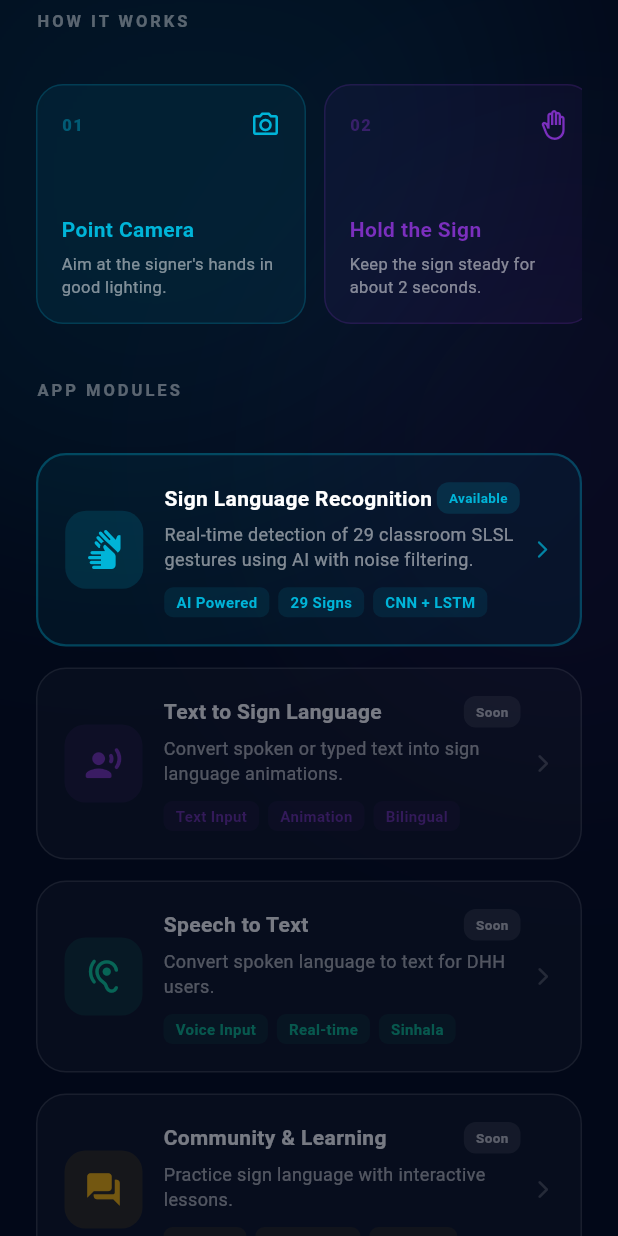
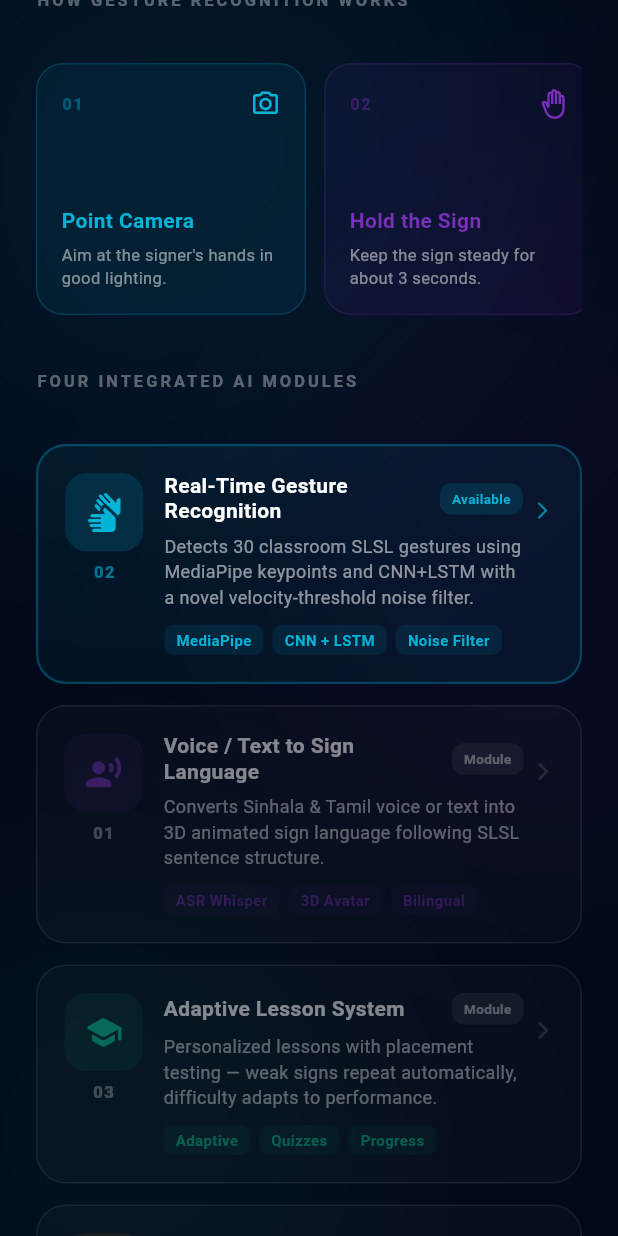
Before and after one commit to JanithWaduge/R26-IT-129, a Flutter app: the screen it shows after launch, scrolled down 576 dp, on a phone screen of 412 x 824 dp. Run offline on Flutter 3.47's test engine with Material 3 defaults, Android fonts, the phone set to English and light mode, and no system bars; our stand-ins replace camera, permission_handler.

Commit message:
landing page updates

```diff
--- a/slsl_app/lib/screens/landing_screen.dart
+++ b/slsl_app/lib/screens/landing_screen.dart
@@ -38,7 +38,8 @@ class _LandingScreenState extends State<LandingScreen>
       body: Stack(
         children: [
           Positioned(top: -80, left: -60,  child: _glow(280, const Color(0xFF00B4D8), 0.08)),
-          Positioned(top: 200, right: -80, child: _glow(200, const Color(0xFF7B2FBE), 0.06)),
+          Positioned(top: 240, right: -80, child: _glow(220, const Color(0xFF7B2FBE), 0.06)),
+          Positioned(bottom: -60, left: -40, child: _glow(200, const Color(0xFF06D6A0), 0.05)),
           SafeArea(
             child: FadeTransition(
               opacity: _fadeAnim,
@@ -72,6 +73,9 @@ class _LandingScreenState extends State<LandingScreen>
         ),
       );
 
+  // ════════════════════════════════════════════
+  // HERO
+  // ════════════════════════════════════════════
   Widget _buildHero() {
     return Padding(
       padding: const EdgeInsets.fromLTRB(24, 32, 24, 0),
@@ -89,7 +93,7 @@ class _LandingScreenState extends State<LandingScreen>
               Container(width: 6, height: 6,
                   decoration: const BoxDecoration(shape: BoxShape.circle, color: Color(0xFF00B4D8))),
               const SizedBox(width: 8),
-              const Text('Sri Lanka Sign Language  •  2026',
+              const Text('R26-IT-129  •  SLIIT Research  •  2026',
                   style: TextStyle(color: Color(0xFF90E0EF), fontSize: 11,
                       fontWeight: FontWeight.w600, letterSpacing: 0.6)),
             ]),
@@ -109,9 +113,9 @@ class _LandingScreenState extends State<LandingScreen>
           ),
           const SizedBox(height: 16),
           Text(
-            'A real-time bidirectional communication app for the '
-            'Deaf and Hard of Hearing community — bridging '
-            'Sri Lanka Sign Language with everyday conversation.',
+            'A bidirectional mobile application for Sinhala Sign Language '
+            '— bringing real-time communication and learning to the '
+            'Deaf and Hard of Hearing community in Sri Lanka.',
             style: TextStyle(color: Colors.white.withOpacity(0.55), fontSize: 13, height: 1.6),
           ),
           const SizedBox(height: 32),
@@ -157,9 +161,9 @@ class _LandingScreenState extends State<LandingScreen>
       child: Row(
         mainAxisAlignment: MainAxisAlignment.spaceAround,
         children: [
-          _statItem('29', 'Signs\nSupported'),
+          _statItem('4', 'AI\nModules'),
           _statDivider(),
-          _statItem('88%+', 'Recognition\nAccuracy'),
+          _statItem('30', 'Classroom\nSigns'),
           _statDivider(),
           _statItem('Real\nTime', 'Live\nDetection'),
         ],
@@ -168,8 +172,8 @@ class _LandingScreenState extends State<LandingScreen>
   }
 
   Widget _statItem(String value, String label) => Column(children: [
-        Text(value, style: const TextStyle(
-            color: Color(0xFF00B4D8), fontSize: 22, fontWeight: FontWeight.w800)),
+        Text(value, textAlign: TextAlign.center, style: const TextStyle(
+            color: Color(0xFF00B4D8), fontSize: 22, fontWeight: FontWeight.w800, height: 1.1)),
         const SizedBox(height: 4),
         Text(label, textAlign: TextAlign.center,
             style: TextStyle(color: Colors.white.withOpacity(0.4), fontSize: 10, height: 1.4)),
@@ -179,16 +183,19 @@ class _LandingScreenState extends State<LandingScreen>
       Container(height: 36, width: 1, color: Colors.white10,
           margin: const EdgeInsets.symmetric(horizontal: 8));
 
+  // ════════════════════════════════════════════
+  // HOW GESTURE RECOGNITION WORKS
+  // ════════════════════════════════════════════
   Widget _buildFeatureSection() {
     return Padding(
       padding: const EdgeInsets.fromLTRB(24, 0, 24, 36),
       child: Column(
         crossAxisAlignment: CrossAxisAlignment.start,
         children: [
-          _sectionLabel('HOW IT WORKS'),
+          _sectionLabel('HOW GESTURE RECOGNITION WORKS'),
           const SizedBox(height: 20),
           SizedBox(
-            height: 160,
+            height: 168,
             child: ListView(
               scrollDirection: Axis.horizontal,
               physics        : const BouncingScrollPhysics(),
@@ -197,13 +204,13 @@ class _LandingScreenState extends State<LandingScreen>
                     'Point Camera', 'Aim at the signer\'s hands in good lighting.', const Color(0xFF00B4D8)),
                 const SizedBox(width: 12),
                 _stepCard('02', Icons.back_hand_outlined,
-                    'Hold the Sign', 'Keep the sign steady for about 2 seconds.', const Color(0xFF7B2FBE)),
+                    'Hold the Sign', 'Keep the sign steady for about 3 seconds.', const Color(0xFF7B2FBE)),
                 const SizedBox(width: 12),
-                _stepCard('03', Icons.translate_rounded,
+                _stepCard('03', Icons.filter_alt_outlined,
+                    'Noise Filter', 'Velocity filter removes accidental movements.', const Color(0xFFEF476F)),
+                const SizedBox(width: 12),
+                _stepCard('04', Icons.translate_rounded,
                     'Get Translation', 'See the sign in English and Sinhala.', const Color(0xFF06D6A0)),
-                const SizedBox(width: 12),
-                _stepCard('04', Icons.bar_chart_rounded,
-                    'Check Accuracy', 'View confidence score and top alternatives.', const Color(0xFFFFB703)),
               ],
             ),
           ),
@@ -235,53 +242,81 @@ class _LandingScreenState extends State<LandingScreen>
     );
   }
 
+  // ════════════════════════════════════════════
+  // FOUR INTEGRATED MODULES
+  // ════════════════════════════════════════════
   Widget _buildModulesSection() {
     return Padding(
       padding: const EdgeInsets.fromLTRB(24, 0, 24, 36),
       child: Column(
         crossAxisAlignment: CrossAxisAlignment.start,
         children: [
-          _sectionLabel('APP MODULES'),
+          _sectionLabel('FOUR INTEGRATED AI MODULES'),
           const SizedBox(height: 20),
+
+          // 02 — Hansamana (Available)
           _ModuleCard(
+            moduleNo   : '02',
             icon       : Icons.sign_language,
-            title      : 'Sign Language Recognition',
-            description: 'Real-time detection of 29 classroom SLSL gestures using AI with noise filtering.',
-            tags       : ['AI Powered', '29 Signs', 'CNN + LSTM'],
+            title      : 'Real-Time Gesture Recognition',
+            description: 'Detects 30 classroom SLSL gestures using MediaPipe keypoints '
+                'and CNN+LSTM with a novel velocity-threshold noise filter.',
+            tags       : ['MediaPipe', 'CNN + LSTM', 'Noise Filter'],
             accentColor: const Color(0xFF00B4D8),
             isAvailable: true,
             onTap      : () => Navigator.push(context,
                 MaterialPageRoute(builder: (_) => const HomeScreen())),
           ),
           const SizedBox(height: 14),
+
+          // 01 — Gimhana
           _ModuleCard(
-            icon: Icons.record_voice_over_rounded, title: 'Text to Sign Language',
-            description: 'Convert spoken or typed text into sign language animations.',
-            tags: ['Text Input', 'Animation', 'Bilingual'],
-            accentColor: const Color(0xFF7B2FBE), isAvailable: false,
-            onTap: () => _showUnavailable(context),
+            moduleNo   : '01',
+            icon       : Icons.record_voice_over_rounded,
+            title      : 'Voice / Text to Sign Language',
+            description: 'Converts Sinhala & Tamil voice or text into 3D animated '
+                'sign language following SLSL sentence structure.',
+            tags       : ['ASR Whisper', '3D Avatar', 'Bilingual'],
+            accentColor: const Color(0xFF7B2FBE),
+            isAvailable: false,
+            onTap      : () => _showUnavailable(context),
           ),
           const SizedBox(height: 14),
+
+          // 03 — Dulmin
           _ModuleCard(
-            icon: Icons.hearing_rounded, title: 'Speech to Text',
-            description: 'Convert spoken language to text for DHH users.',
-            tags: ['Voice Input', 'Real-time', 'Sinhala'],
-            accentColor: const Color(0xFF06D6A0), isAvailable: false,
-            onTap: () => _showUnavailable(context),
+            moduleNo   : '03',
+            icon       : Icons.school_rounded,
+            title      : 'Adaptive Lesson System',
+            description: 'Personalized lessons with placement testing — weak signs '
+                'repeat automatically, difficulty adapts to performance.',
+            tags       : ['Adaptive', 'Quizzes', 'Progress'],
+            accentColor: const Color(0xFF06D6A0),
+            isAvailable: false,
+            onTap      : () => _showUnavailable(context),
           ),
           const SizedBox(height: 14),
+
+          // 04 — Indumini
           _ModuleCard(
-            icon: Icons.forum_rounded, title: 'Community & Learning',
-            description: 'Practice sign language with interactive lessons.',
-            tags: ['Lessons', 'Community', 'Progress'],
-            accentColor: const Color(0xFFFFB703), isAvailable: false,
-            onTap: () => _showUnavailable(context),
+            moduleNo   : '04',
+            icon       : Icons.dashboard_rounded,
+            title      : 'Teacher Dashboard & Authoring',
+            description: 'Lets teachers create and manage sign content and monitor '
+                'student progress for the Sri Lankan curriculum.',
+            tags       : ['Dashboard', 'Authoring', 'Analytics'],
+            accentColor: const Color(0xFFFFB703),
+            isAvailable: false,
+            onTap      : () => _showUnavailable(context),
           ),
         ],
       ),
     );
   }
 
+  // ════════════════════════════════════════════
+  // FOOTER
+  // ════════════════════════════════════════════
   Widget _buildFooter() {
     return Container(
       margin : const EdgeInsets.fromLTRB(24, 0, 24, 40),
@@ -297,7 +332,8 @@ class _LandingScreenState extends State<LandingScreen>
         const Text('Built for Inclusion',
             style: TextStyle(color: Colors.white, fontSize: 16, fontWeight: FontWeight.w700)),
         const SizedBox(height: 8),
-        Text('Designed to empower the Deaf and Hard of Hearing community.',
+        Text('Empowering 400,000+ Deaf and Hard of Hearing individuals '
+            'across Sri Lanka with accessible communication.',
             textAlign: TextAlign.center,
             style: TextStyle(color: Colors.white.withOpacity(0.45), fontSize: 12, height: 1.6)),
         const SizedBox(height: 16),
@@ -307,7 +343,7 @@ class _LandingScreenState extends State<LandingScreen>
             color: const Color(0xFF00B4D8).withOpacity(0.08),
             borderRadius: BorderRadius.circular(10),
           ),
-          child: const Text('SLIIT Research Project  •  2026',
+          child: const Text('R26-IT-129  •  SLIIT  •  2026',
               style: TextStyle(color: Color(0xFF90E0EF), fontSize: 11,
                   fontWeight: FontWeight.w600, letterSpacing: 0.5)),
         ),
@@ -324,7 +360,7 @@ class _LandingScreenState extends State<LandingScreen>
 
   void _showUnavailable(BuildContext context) {
     ScaffoldMessenger.of(context).showSnackBar(SnackBar(
-      content        : const Text('This module is coming soon'),
+      content        : const Text('This module is developed by another team member'),
       backgroundColor: const Color(0xFF023E8A),
       behavior       : SnackBarBehavior.floating,
       shape          : RoundedRectangleBorder(borderRadius: BorderRadius.circular(12)),
@@ -333,13 +369,20 @@ class _LandingScreenState extends State<LandingScreen>
   }
 }
 
-// ── Module Card ──────────────────────────────
+// ════════════════════════════════════════════
+// MODULE CARD
+// ════════════════════════════════════════════
 class _ModuleCard extends StatelessWidget {
-  final IconData icon; final String title, description;
-  final List<String> tags; final Color accentColor;
-  final bool isAvailable; final VoidCallback onTap;
+  final String moduleNo;
+  final IconData icon;
+  final String title, description;
+  final List<String> tags;
+  final Color accentColor;
+  final bool isAvailable;
+  final VoidCallback onTap;
 
   const _ModuleCard({
+    required this.moduleNo,
     required this.icon, required this.title, required this.description,
     required this.tags, required this.accentColor,
     required this.isAvailable, required this.onTap,
@@ -359,7 +402,8 @@ class _ModuleCard extends StatelessWidget {
             width: isAvailable ? 1.5 : 1,
           ),
         ),
-        child: Row(children: [
+        child: Row(crossAxisAlignment: CrossAxisAlignment.start, children: [
+          Column(children: [
             Container(
               width: 52, height: 52,
               decoration: BoxDecoration(
@@ -369,31 +413,37 @@ class _ModuleCard extends StatelessWidget {
               child: Icon(icon,
                   color: isAvailable ? accentColor : accentColor.withOpacity(0.4), size: 26),
             ),
+            const SizedBox(height: 6),
+            Text(moduleNo, style: TextStyle(
+                color: isAvailable ? accentColor.withOpacity(0.6) : Colors.white24,
+                fontSize: 11, fontWeight: FontWeight.w800, letterSpacing: 1)),
+          ]),
           const SizedBox(width: 14),
           Expanded(child: Column(crossAxisAlignment: CrossAxisAlignment.start, children: [
             Row(children: [
               Expanded(child: Text(title, style: TextStyle(
-                  color: isAvailable ? Colors.white : Colors.white.withOpacity(0.45),
-                  fontSize: 14, fontWeight: FontWeight.w700))),
+                  color: isAvailable ? Colors.white : Colors.white.withOpacity(0.5),
+                  fontSize: 14, fontWeight: FontWeight.w700, height: 1.2))),
+              const SizedBox(width: 6),
               Container(
                 padding: const EdgeInsets.symmetric(horizontal: 8, vertical: 4),
                 decoration: BoxDecoration(
                   color: isAvailable ? accentColor.withOpacity(0.15) : Colors.white.withOpacity(0.05),
                   borderRadius: BorderRadius.circular(8),
                 ),
-                child: Text(isAvailable ? 'Available' : 'Soon',
+                child: Text(isAvailable ? 'Available' : 'Module',
                     style: TextStyle(
                         color: isAvailable ? accentColor : Colors.white30,
                         fontSize: 9, fontWeight: FontWeight.w700)),
               ),
             ]),
-            const SizedBox(height: 5),
+            const SizedBox(height: 6),
             Text(description, style: TextStyle(
-                color  : Colors.white.withOpacity(isAvailable ? 0.5 : 0.3),
-                fontSize: 12, height: 1.4),
-                maxLines: 2, overflow: TextOverflow.ellipsis),
+                color  : Colors.white.withOpacity(isAvailable ? 0.55 : 0.35),
+                fontSize: 12, height: 1.45),
+                maxLines: 3, overflow: TextOverflow.ellipsis),
             const SizedBox(height: 10),
-            Wrap(spacing: 6, children: tags.map((tag) => Container(
+            Wrap(spacing: 6, runSpacing: 6, children: tags.map((tag) => Container(
                   padding: const EdgeInsets.symmetric(horizontal: 8, vertical: 3),
                   decoration: BoxDecoration(
                     color: accentColor.withOpacity(isAvailable ? 0.1 : 0.04),
@@ -404,9 +454,12 @@ class _ModuleCard extends StatelessWidget {
                       fontSize: 10, fontWeight: FontWeight.w600)),
                 )).toList()),
           ])),
-          const SizedBox(width: 8),
-          Icon(Icons.arrow_forward_ios_rounded,
+          const SizedBox(width: 6),
+          Padding(
+            padding: const EdgeInsets.only(top: 18),
+            child: Icon(Icons.arrow_forward_ios_rounded,
                 size: 14, color: isAvailable ? accentColor.withOpacity(0.7) : Colors.white12),
+          ),
         ]),
       ),
     );
```
Lines whose indentation alone changed are shown as unchanged.
